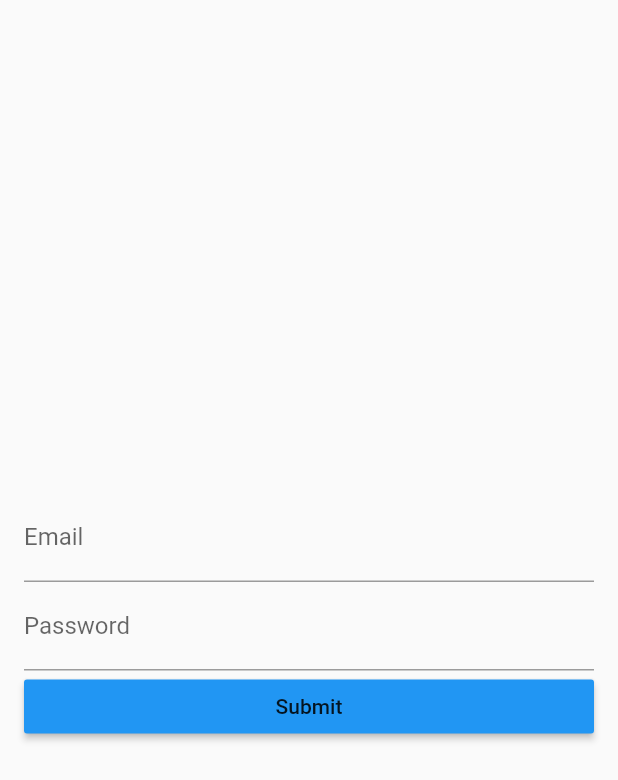
After one commit to Letiste/Pikitia, a Flutter app: the LoginScreen screen opened directly, after a tap on "Submit", on a phone screen of 412 x 824 dp. The commit adds this screen. Shown: the top 780 px of the screen. Run offline on Flutter 3.47's test engine with Material 2 defaults, Android fonts, the light colour scheme and no system bars; drawn by our look-alikes of flutter_form_builder; our stand-ins replace camera, cloud_firestore, firebase_core, firebase_storage, flutter_map, geolocator and 2 more; missing offline and left inert: flutter_map_location_marker, geoflutterfire; accounts and stored records are empty.

Commit message:
feat: add login screen

```diff
--- a/lib/main.dart
+++ b/lib/main.dart
@@ -3,6 +3,7 @@ import 'package:flutter/material.dart';
 import 'package:pikitia/locator.dart';
 import 'package:pikitia/router.dart';
 import 'package:pikitia/screens/home_screen.dart';
+import 'package:pikitia/screens/login_screen.dart';
 
 Future<void> main() async {
   WidgetsFlutterBinding.ensureInitialized();
--- /dev/null
+++ b/lib/screens/login_screen.dart
@@ -0,0 +1,67 @@
+import 'package:flutter/material.dart';
+import 'package:flutter_form_builder/flutter_form_builder.dart';
+
+import 'home_screen.dart';
+
+class LoginScreen extends StatefulWidget {
+  LoginScreen({Key? key}) : super(key: key);
+
+  @override
+  State<LoginScreen> createState() => _LoginScreenState();
+}
+
+class _LoginScreenState extends State<LoginScreen> {
+  final _formKey = GlobalKey<FormBuilderState>();
+
+  @override
+  Widget build(BuildContext context) {
+    return Scaffold(
+      body: Container(
+        padding: const EdgeInsets.symmetric(horizontal: 16.0),
+        child: Column(
+          mainAxisAlignment: MainAxisAlignment.center,
+          children: [
+            FormBuilder(
+              key: _formKey,
+              autovalidateMode: AutovalidateMode.always,
+              child: Column(
+                children: [
+                  FormBuilderTextField(
+                    name: 'email',
+                    decoration: InputDecoration(labelText: 'Email'),
+                    keyboardType: TextInputType.emailAddress,
+                  ),
+                  FormBuilderTextField(
+                    name: 'password',
+                    decoration: InputDecoration(labelText: 'Password'),
+                    keyboardType: TextInputType.text,
+                    obscureText: true,
+                  ),
+                ],
+              ),
+            ),
+            Row(
+              children: [
+                Expanded(
+                  child: MaterialButton(
+                    color: Theme.of(context).colorScheme.secondary,
+                    child: Text("Submit"),
+                    onPressed: () {
+                      _formKey.currentState!.save();
+                      if (_formKey.currentState!.validate()) {
+                        print(_formKey.currentState!.value);
+                        Navigator.of(context).push(MaterialPageRoute(builder: (context) => Home()));
+                      } else {
+                        print("validation failed");
+                      }
+                    },
+                  ),
+                )
+              ],
+            )
+          ],
+        ),
+      ),
+    );
+  }
+}
--- a/pubspec.yaml
+++ b/pubspec.yaml
@@ -46,6 +46,8 @@ dependencies:
   firebase_storage: ^10.1.0
   uuid: ^3.0.5
   geoflutterfire: ^3.0.1
+  firebase_auth: ^3.2.0
+  flutter_form_builder: ^7.0.0
 
 dev_dependencies:
   flutter_test:
```
Also changed, not shown: pubspec.lock.
